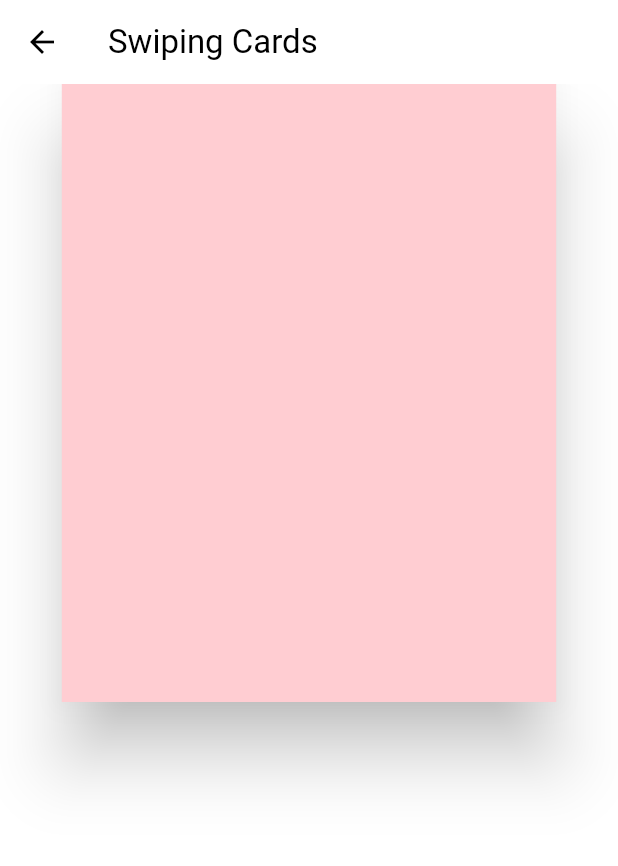
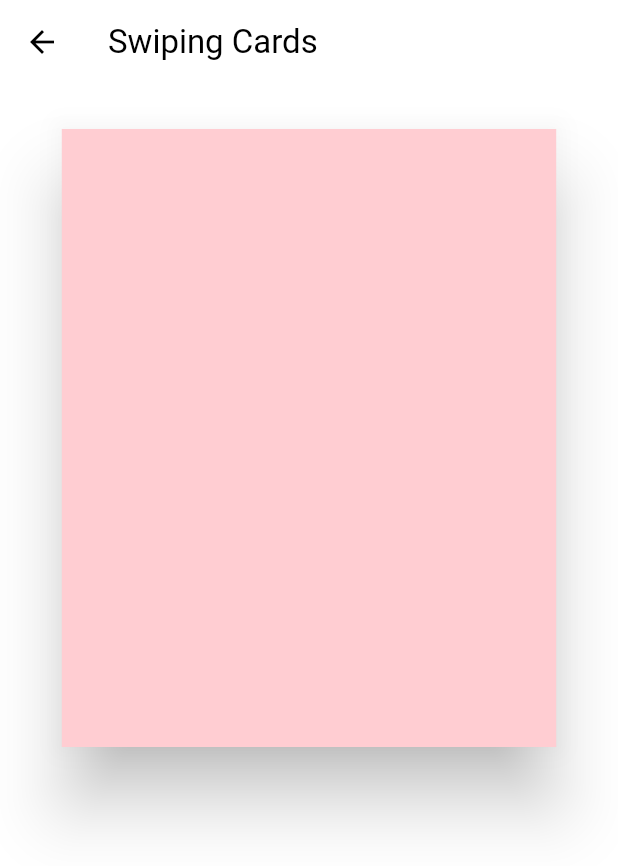
Before and after one commit to expensive-garbage/Jinwook-Song-flutter_animations, a Flutter app: the SwipingCardsScreen screen opened directly, on a phone screen of 412 x 824 dp. Shown: the top 866 px of the screen. Run offline on Flutter 3.47's test engine with Material 2 defaults, Android fonts, the phone set to English and light mode, and no system bars.

Commit message:
swiping rotate & interpolation

```diff
--- a/lib/screens/swiping_cards_screen.dart
+++ b/lib/screens/swiping_cards_screen.dart
@@ -1,3 +1,5 @@
+import 'dart:math';
+
 import 'package:flutter/material.dart';
 
 class SwipingCardsScreen extends StatefulWidget {
@@ -10,12 +12,18 @@ class SwipingCardsScreen extends StatefulWidget {
 class _SwipingCardsScreenState extends State<SwipingCardsScreen>
     with SingleTickerProviderStateMixin {
   late final size = MediaQuery.of(context).size;
+
   late final AnimationController _animationController = AnimationController(
     vsync: this,
     duration: const Duration(milliseconds: 2000),
     lowerBound: -size.width,
     upperBound: size.width,
     value: 0,
+  );
+
+  late final Tween<double> _rotation = Tween(
+    begin: -15,
+    end: 15,
   );
 
   void _onHorizontalDragUpdate(DragUpdateDetails details) {
@@ -37,7 +45,6 @@ class _SwipingCardsScreenState extends State<SwipingCardsScreen>
 
   @override
   Widget build(BuildContext context) {
-    final size = MediaQuery.of(context).size;
     return Scaffold(
       appBar: AppBar(
         title: const Text(
@@ -47,6 +54,10 @@ class _SwipingCardsScreenState extends State<SwipingCardsScreen>
       body: AnimatedBuilder(
         animation: _animationController,
         builder: (context, child) {
+          final angle = _rotation.transform(
+                  (_animationController.value + size.width / 2) / size.width) *
+              pi /
+              180; // convert to radians
           return Stack(children: [
             Align(
               alignment: Alignment.topCenter,
@@ -54,13 +65,16 @@ class _SwipingCardsScreenState extends State<SwipingCardsScreen>
                 onHorizontalDragUpdate: _onHorizontalDragUpdate,
                 onHorizontalDragEnd: _onHorizontalDragEnd,
                 child: Transform.translate(
-                  offset: Offset(_animationController.value, 0),
+                  offset: Offset(_animationController.value, 30),
+                  child: Transform.rotate(
+                    angle: angle,
                     child: Material(
                       elevation: 20,
                       color: Colors.red.shade100,
                       child: SizedBox(
                         width: size.width * 0.8,
                         height: size.height * 0.5,
+                      ),
                     ),
                   ),
                 ),
```
Also changed, not shown: 1 other file. Lines whose indentation alone changed are shown as unchanged.
